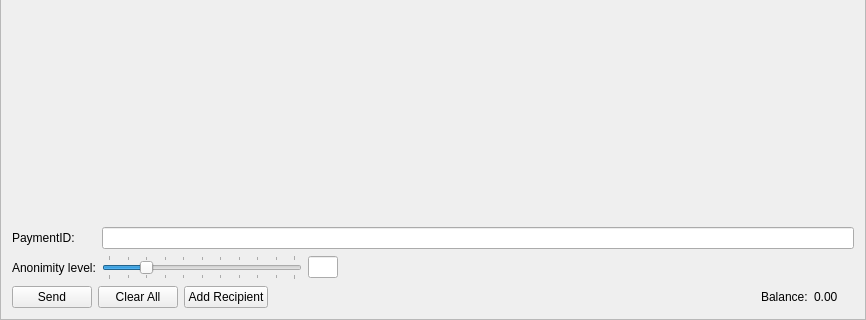
Before: the Qt Designer form src/gui/ui/sendframe.ui in Mythicaler/digitalkabwallet, drawn with Qt 5; both pictures show x 0 to 866 and y 270 to 590 of the 866 by 590 pixel window.
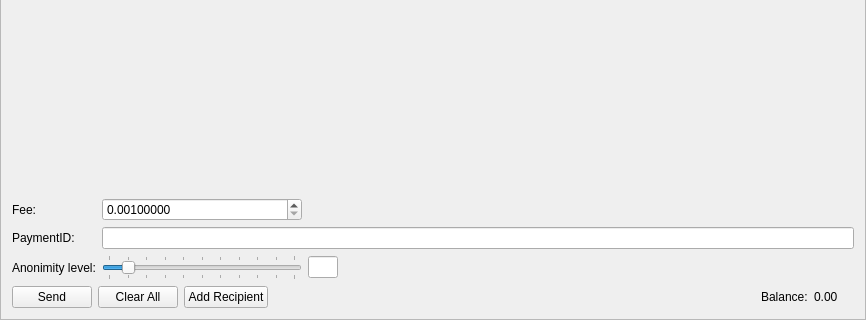
After: the same form once the commit is applied. Icons and pictures are not drawn.

The edit to the form file:
```diff
--- a/src/gui/ui/sendframe.ui
+++ b/src/gui/ui/sendframe.ui
@@ -34,7 +34,7 @@
         <x>0</x>
         <y>0</y>
         <width>840</width>
-        <height>446</height>
+        <height>412</height>
        </rect>
       </property>
       <layout class="QVBoxLayout" name="m_send_frame_layout">
@@ -72,7 +72,40 @@
      <property name="topMargin">
       <number>5</number>
      </property>
-     <item row="1" column="1">
+     <item row="2" column="0">
+      <widget class="QLabel" name="label_2">
+       <property name="text">
+        <string>Anonimity level:</string>
+       </property>
+      </widget>
+     </item>
+     <item row="1" column="1" colspan="3">
+      <widget class="QLineEdit" name="m_paymentIdEdit"/>
+     </item>
+     <item row="1" column="0">
+      <widget class="QLabel" name="label_6">
+       <property name="text">
+        <string>PaymentID:</string>
+       </property>
+      </widget>
+     </item>
+     <item row="2" column="3">
+      <spacer name="horizontalSpacer">
+       <property name="orientation">
+        <enum>Qt::Horizontal</enum>
+       </property>
+       <property name="sizeType">
+        <enum>QSizePolicy::Expanding</enum>
+       </property>
+       <property name="sizeHint" stdset="0">
+        <size>
+         <width>298</width>
+         <height>20</height>
+        </size>
+       </property>
+      </spacer>
+     </item>
+     <item row="2" column="1">
       <widget class="QSlider" name="m_mixinSlider">
        <property name="maximumSize">
         <size>
@@ -87,7 +120,7 @@
         <number>1</number>
        </property>
        <property name="value">
-        <number>2</number>
+        <number>1</number>
        </property>
        <property name="tracking">
         <bool>false</bool>
@@ -103,30 +136,7 @@
        </property>
       </widget>
      </item>
-     <item row="1" column="3">
-      <spacer name="horizontalSpacer">
-       <property name="orientation">
-        <enum>Qt::Horizontal</enum>
-       </property>
-       <property name="sizeType">
-        <enum>QSizePolicy::Expanding</enum>
-       </property>
-       <property name="sizeHint" stdset="0">
-        <size>
-         <width>298</width>
-         <height>20</height>
-        </size>
-       </property>
-      </spacer>
-     </item>
-     <item row="0" column="0">
-      <widget class="QLabel" name="label_6">
-       <property name="text">
-        <string>PaymentID:</string>
-       </property>
-      </widget>
-     </item>
-     <item row="1" column="2">
+     <item row="2" column="2">
       <widget class="QLineEdit" name="m_mixinEdit">
        <property name="maximumSize">
         <size>
@@ -148,13 +158,29 @@
        </property>
       </widget>
      </item>
-     <item row="0" column="1" colspan="3">
-      <widget class="QLineEdit" name="m_paymentIdEdit"/>
-     </item>
-     <item row="1" column="0">
-      <widget class="QLabel" name="label_2">
+     <item row="0" column="0">
+      <widget class="QLabel" name="label">
        <property name="text">
-        <string>Anonimity level:</string>
+        <string>Fee:</string>
+       </property>
+      </widget>
+     </item>
+     <item row="0" column="1">
+      <widget class="QDoubleSpinBox" name="m_feeSpin">
+       <property name="decimals">
+        <number>8</number>
+       </property>
+       <property name="minimum">
+        <double>0.001000000000000</double>
+       </property>
+       <property name="maximum">
+        <double>999999999999999.000000000000000</double>
+       </property>
+       <property name="singleStep">
+        <double>0.010000000000000</double>
+       </property>
+       <property name="value">
+        <double>0.001000000000000</double>
        </property>
       </widget>
      </item>
```
